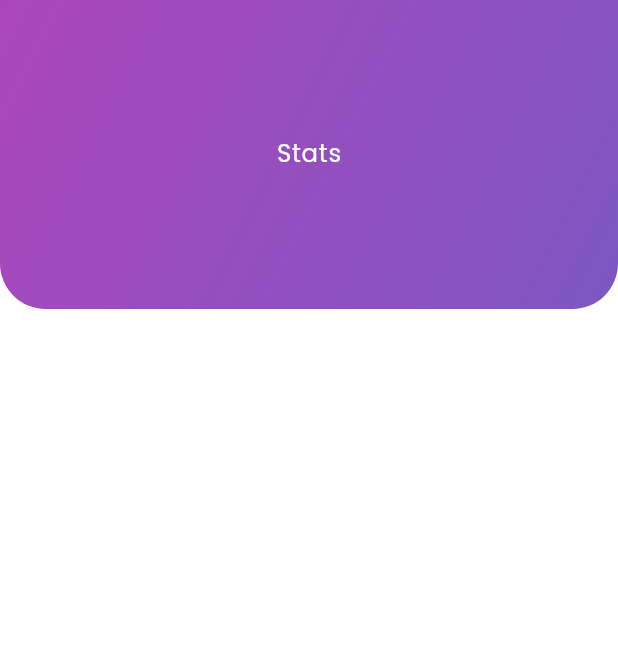
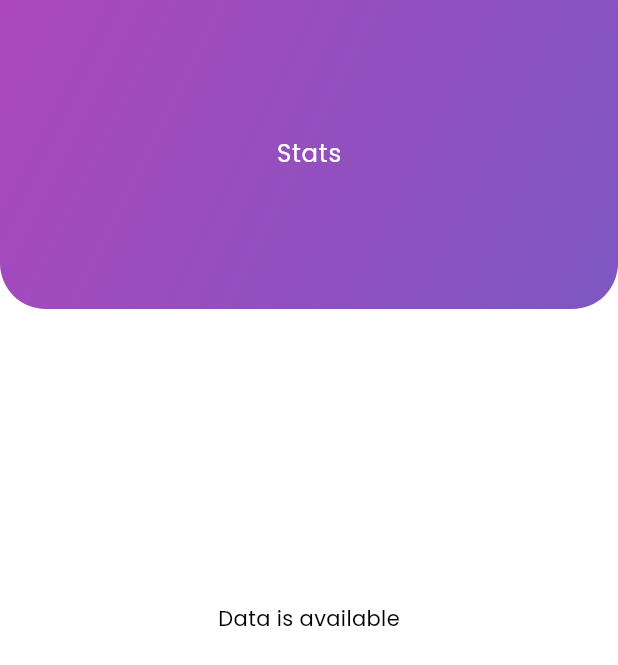
Before and after one commit to sabin6969/Budget_Buddy_With_Bloc, a Flutter app: the StatsPage screen opened directly, on a phone screen of 412 x 824 dp. Shown: the top 665 px of the screen. Run offline on Flutter 3.47's test engine with Material 3 defaults, Android fonts, the phone set to English and light mode, and no system bars; our stand-ins replace cloud_firestore, firebase_auth, firebase_core, flutter_bloc, flutter_screenutil, google_sign_in and 3 more; accounts and stored records are empty; generated files the repository leaves out were written again; network calls fail.

Commit message:
completed profile page

```diff
--- a/lib/app.dart
+++ b/lib/app.dart
@@ -5,6 +5,7 @@ import 'package:budgetbuddy_bloc/pages/auth/login/login_page.dart';
 import 'package:budgetbuddy_bloc/pages/auth/signup/bloc/signup_bloc.dart';
 import 'package:budgetbuddy_bloc/pages/home_page.dart';
 import 'package:budgetbuddy_bloc/pages/onboarding_page.dart';
+import 'package:budgetbuddy_bloc/pages/profile/bloc/profile_bloc.dart';
 import 'package:budgetbuddy_bloc/themes/app_theme.dart';
 import 'package:flutter/material.dart';
 import 'package:flutter_bloc/flutter_bloc.dart';
@@ -31,6 +32,7 @@ class MyApp extends StatelessWidget {
             BlocProvider(create: (context) => LoginBloc()),
             BlocProvider(create: (context) => ForgotpasswordBloc()),
             BlocProvider(create: (context) => SignupBloc()),
+            BlocProvider(create: (context) => ProfileBloc()),
           ],
           child: MaterialApp(
             debugShowCheckedModeBanner: false,
--- a/lib/constants/image_path.dart
+++ b/lib/constants/image_path.dart
@@ -7,4 +7,5 @@ class AppImagePath {
       "assets/images/onboarding_third_image.png";
   static const String googleLogo = "assets/logos/google_logo.png";
   static const String resetEmailImage = "assets/images/reset_email.png";
+  static const String userImageAvatar = "assets/images/user_avatar.png";
 }
--- /dev/null
+++ b/lib/models/user_model.dart
@@ -0,0 +1,28 @@
+class UserModel {
+  String? about;
+  String? userName;
+  String? profileImageUrl;
+  String? email;
+
+  UserModel(
+      {this.about = "Hey i am using Budget Buddy",
+      this.userName,
+      this.profileImageUrl = "",
+      this.email});
+
+  UserModel.fromJson(Map<String, dynamic> json) {
+    about = json["about"];
+    userName = json["UserModelName"];
+    profileImageUrl = json["profileImageUrl"];
+    email = json["email"];
+  }
+
+  Map<String, dynamic> toJson() {
+    final Map<String, dynamic> data = <String, dynamic>{};
+    data["about"] = about;
+    data["UserModelName"] = userName;
+    data["profileImageUrl"] = profileImageUrl;
+    data["email"] = email;
+    return data;
+  }
+}
--- a/lib/pages/auth/login/bloc/login_bloc.dart
+++ b/lib/pages/auth/login/bloc/login_bloc.dart
@@ -1,3 +1,5 @@
+import 'package:budgetbuddy_bloc/helpers/firebase_helper.dart';
+import 'package:budgetbuddy_bloc/models/user_model.dart';
 import 'package:budgetbuddy_bloc/repository/firebase_auth_repository.dart';
 import 'package:budgetbuddy_bloc/services/firebase_auth_services.dart';
 import 'package:budgetbuddy_bloc/utils/email_validation.dart';
@@ -11,6 +13,8 @@ class LoginBloc extends Bloc<LoginEvent, LoginState> with EmailValidation {
   final FirebaseAuthRepository _authRepository = FirebaseAuthRepository(
     firebaseAuthServices: FirebaseAuthServices(),
   );
+  FirebaseHelper firebaseHelper = FirebaseHelper();
+  FirebaseAuth firebaseAuth = FirebaseAuth.instance;
 
   LoginBloc() : super(LoginInitial()) {
     on<LoginButtonPressed>(logInWithEmailAndPassword);
@@ -51,6 +55,11 @@ class LoginBloc extends Bloc<LoginEvent, LoginState> with EmailValidation {
     try {
       emit(LoginLoading());
       await _authRepository.signupWithGoogle();
+      firebaseHelper.insertUserRecord(UserModel(
+        email: firebaseAuth.currentUser!.email!,
+        userName: firebaseAuth.currentUser!.displayName!,
+        profileImageUrl: firebaseAuth.currentUser!.photoURL!,
+      ));
       emit(LoginInitial());
       emit(LoginSucess());
     } on FirebaseAuthException catch (e) {
--- a/lib/pages/auth/signup/signup_page.dart
+++ b/lib/pages/auth/signup/signup_page.dart
@@ -70,7 +70,9 @@ class _SignupPageState extends State<SignupPage> {
           } else if (state is SignupInitial) {
             Navigator.pop(context);
           } else if (state is SignupSucess) {
-            UiUtils.showSnackBar(message: "Login Sucess", context: context);
+            UiUtils.showSnackBar(message: "Account created", context: context);
+            Navigator.pushNamedAndRemoveUntil(
+                context, AppRoutes.homePageRoute, (route) => false);
           }
         },
         child: Padding(
--- /dev/null
+++ b/lib/pages/profile/bloc/profile_bloc.dart
@@ -0,0 +1,24 @@
+import 'package:budgetbuddy_bloc/helpers/firebase_helper.dart';
+import 'package:budgetbuddy_bloc/models/user_model.dart';
+import 'package:flutter_bloc/flutter_bloc.dart';
+
+part 'profile_event.dart';
+part 'profile_state.dart';
+
+class ProfileBloc extends Bloc<ProfileEvent, ProfileState> {
+  final FirebaseHelper _firebaseHelper = FirebaseHelper();
+  late UserModel userModel;
+  ProfileBloc() : super(ProfileInitial()) {
+    on<ProfileLoad>(loadProfileData);
+  }
+
+  loadProfileData(ProfileLoad event, Emitter<ProfileState> emit) async {
+    try {
+      emit(ProfileLoading());
+      userModel = await _firebaseHelper.getSelfData();
+      emit(ProfileLoaded(userModel: userModel));
+    } catch (e) {
+      emit(ProfileLoadingErorr(message: "Failed to load your profile"));
+    }
+  }
+}
--- /dev/null
+++ b/lib/pages/profile/bloc/profile_event.dart
@@ -0,0 +1,7 @@
+part of 'profile_bloc.dart';
+
+sealed class ProfileEvent {}
+
+class ProfileLoad extends ProfileEvent {}
+
+class ProfileUpdate extends ProfileEvent {}
--- /dev/null
+++ b/lib/pages/profile/bloc/profile_state.dart
@@ -0,0 +1,19 @@
+part of 'profile_bloc.dart';
+
+sealed class ProfileState {}
+
+final class ProfileInitial extends ProfileState {}
+
+final class ProfileLoading extends ProfileState {}
+
+final class ProfileLoaded extends ProfileState {
+  final UserModel userModel;
+
+  ProfileLoaded({required this.userModel});
+}
+
+final class ProfileLoadingErorr extends ProfileState {
+  final String message;
+
+  ProfileLoadingErorr({required this.message});
+}
--- a/lib/pages/stats/stats_page.dart
+++ b/lib/pages/stats/stats_page.dart
@@ -1,5 +1,6 @@
 import 'package:budgetbuddy_bloc/main.dart';
 import 'package:budgetbuddy_bloc/widgets/custom_app_bar_normal.dart';
+import 'package:cloud_firestore/cloud_firestore.dart';
 import 'package:flutter/material.dart';
 
 class StatsPage extends StatefulWidget {
@@ -26,6 +27,28 @@ class _StatsPageState extends State<StatsPage> {
             size: size,
             title: "Stats",
             hasNavigation: false,
+          ),
+          StreamBuilder(
+            stream: FirebaseFirestore.instance.collection("users").snapshots(),
+            builder: (context, snapshot) {
+              switch (snapshot.connectionState) {
+                case ConnectionState.none:
+                case ConnectionState.waiting:
+                  return const Center(
+                    child: CircularProgressIndicator(),
+                  );
+                case ConnectionState.active:
+                case ConnectionState.done:
+                  return const Center(
+                    child: Text("Data is available"),
+                  );
+
+                default:
+                  return const Center(
+                    child: Text("Default"),
+                  );
+              }
+            },
           )
         ],
       ),
```
Also changed, not shown: lib/helpers/firebase_helper.dart (added, +32 -0 lines), lib/main.dart (+5 -3 lines), lib/pages/auth/signup/bloc/signup_bloc.dart (+20 -1 lines), lib/pages/profile/profile_page.dart (+130 -31 lines), lib/widgets/custom_text_form_field.dart (+16 -13 lines), assets/images/user_avatar.png (added).
